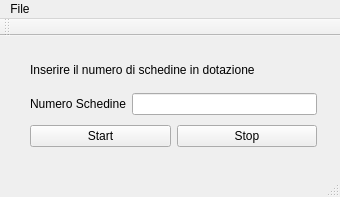
Old version of the form RoomMonitor/main.ui in the repository PieroMacaluso/RoomMonitor.
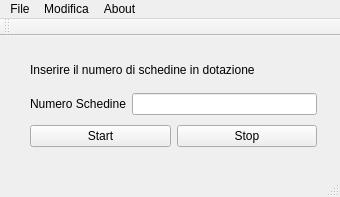
New version of the form.

Patch:
```diff
--- a/RoomMonitor/main.ui
+++ b/RoomMonitor/main.ui
@@ -122,8 +122,23 @@
                 <property name="title">
                     <string>File</string>
                 </property>
+                <addaction name="actionChiudi"/>
+            </widget>
+            <widget class="QMenu" name="menuEdit">
+                <property name="title">
+                    <string>Modifica</string>
+                </property>
+                <addaction name="actionSettings"/>
+            </widget>
+            <widget class="QMenu" name="menuAbout">
+                <property name="title">
+                    <string>About</string>
+                </property>
+                <addaction name="actionInformazioni"/>
             </widget>
             <addaction name="menuFile"/>
+            <addaction name="menuEdit"/>
+            <addaction name="menuAbout"/>
         </widget>
         <widget class="QToolBar" name="mainToolBar">
             <attribute name="toolBarArea">
```
Left out of the diff: 34 changed lines with no effect on the pictures.
